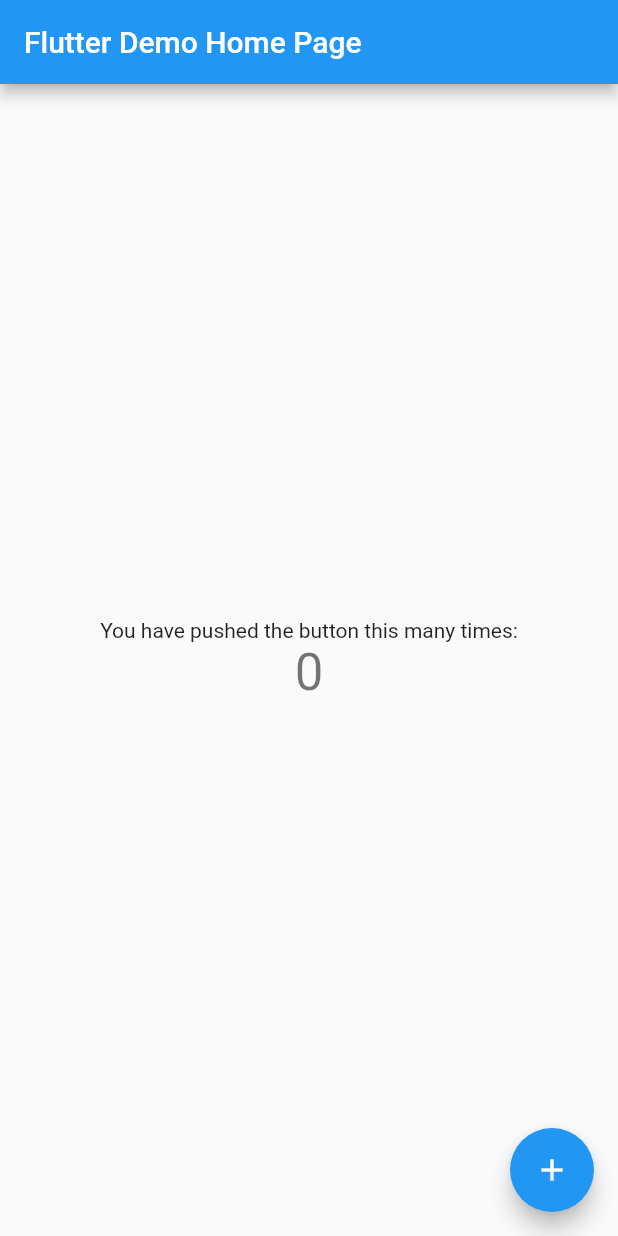
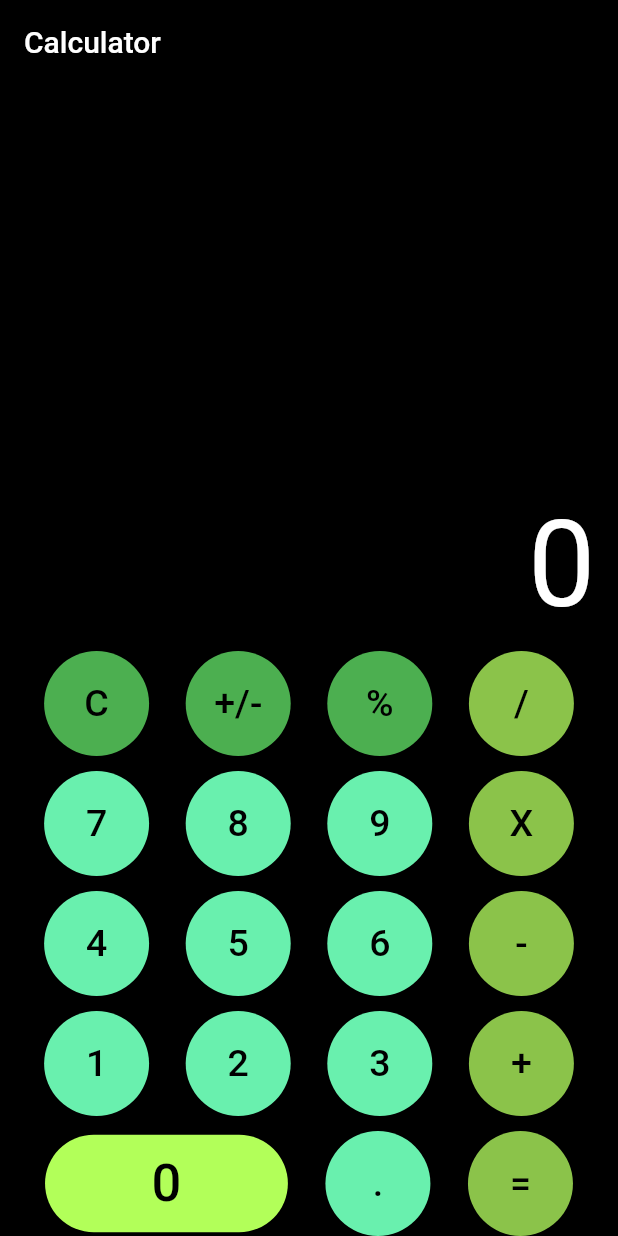
Before and after one commit to samplussam/calculatorApp, a Flutter app: the screen it shows after launch, on a phone screen of 412 x 824 dp. Run offline on Flutter 3.47's test engine with Material 2 defaults, Android fonts, the phone set to English and light mode, and no system bars.

Commit message:
Finished UI

```diff
--- /dev/null
+++ b/lib/calculator.dart
@@ -0,0 +1,108 @@
+// ignore_for_file: prefer_const_constructors
+
+import 'package:calculator/main.dart';
+import 'package:flutter/material.dart';
+import 'package:flutter/src/widgets/container.dart';
+import 'package:flutter/src/widgets/framework.dart';
+
+class Calculator extends StatefulWidget {
+  const Calculator({super.key});
+
+  @override
+  State<Calculator> createState() => _CalculatorState();
+}
+
+class _CalculatorState extends State<Calculator> {
+  Widget numButton(String btnText, Color btnColour, Color txtColour) {
+    return ElevatedButton(
+      onPressed: () => {},
+      style: ElevatedButton.styleFrom(
+        fixedSize: Size(70, 70),
+        backgroundColor: btnColour,
+        shape: CircleBorder(),
+      ),
+      child: Text(
+        btnText,
+        style: TextStyle(fontSize: 25, color: txtColour),
+      ),
+    );
+  }
+
+  @override
+  Widget build(BuildContext context) {
+    return Scaffold(
+      backgroundColor: Colors.black,
+      appBar: AppBar(
+        title: Text("Calculator"),
+        backgroundColor: Colors.black,
+      ),
+      body: Padding(
+        padding: EdgeInsets.symmetric(horizontal: 5),
+        child: Column(
+          mainAxisAlignment: MainAxisAlignment.end,
+          children: [
+            Row(
+              mainAxisAlignment: MainAxisAlignment.end,
+              children: const [
+                Padding(
+                  padding: EdgeInsets.all(10.0),
+                  child: Text(
+                    "0",
+                    textAlign: TextAlign.left,
+                    style: TextStyle(color: Colors.white, fontSize: 80),
+                  ),
+                ),
+              ],
+            ),
+            Row(mainAxisAlignment: MainAxisAlignment.spaceEvenly, children: [
+              numButton("C", Colors.green, Colors.black),
+              numButton("+/-", Colors.green, Colors.black),
+              numButton("%", Colors.green, Colors.black),
+              numButton("/", Colors.lightGreen, Colors.black),
+            ]),
+            SizedBox(height: 10),
+            Row(mainAxisAlignment: MainAxisAlignment.spaceEvenly, children: [
+              numButton("7", Colors.greenAccent, Colors.black),
+              numButton("8", Colors.greenAccent, Colors.black),
+              numButton("9", Colors.greenAccent, Colors.black),
+              numButton("X", Colors.lightGreen, Colors.black),
+            ]),
+            SizedBox(height: 10),
+            Row(mainAxisAlignment: MainAxisAlignment.spaceEvenly, children: [
+              numButton("4", Colors.greenAccent, Colors.black),
+              numButton("5", Colors.greenAccent, Colors.black),
+              numButton("6", Colors.greenAccent, Colors.black),
+              numButton("-", Colors.lightGreen, Colors.black),
+            ]),
+            SizedBox(height: 10),
+            Row(mainAxisAlignment: MainAxisAlignment.spaceEvenly, children: [
+              numButton("1", Colors.greenAccent, Colors.black),
+              numButton("2", Colors.greenAccent, Colors.black),
+              numButton("3", Colors.greenAccent, Colors.black),
+              numButton("+", Colors.lightGreen, Colors.black),
+            ]),
+            SizedBox(height: 10),
+            Row(mainAxisAlignment: MainAxisAlignment.spaceEvenly, children: [
+              ElevatedButton(
+                onPressed: (() => {}),
+                style: ElevatedButton.styleFrom(
+                  shape: StadiumBorder(),
+                  backgroundColor: (Colors.lightGreenAccent),
+                ),
+                child: Padding(
+                  padding: EdgeInsets.fromLTRB(55, 12, 55, 12),
+                  child: Text(
+                    "0",
+                    style: TextStyle(fontSize: 35, color: Colors.black),
+                  ),
+                ),
+              ),
+              numButton(".", Colors.greenAccent, Colors.black),
+              numButton("=", Colors.lightGreen, Colors.black),
+            ]),
+          ],
+        ),
+      ),
+    );
+  }
+}
--- a/lib/main.dart
+++ b/lib/main.dart
@@ -1,4 +1,6 @@
 import 'package:flutter/material.dart';
+
+import 'calculator.dart';
 
 void main() {
   runApp(const MyApp());
@@ -7,109 +9,15 @@ void main() {
 class MyApp extends StatelessWidget {
   const MyApp({super.key});
 
-  // This widget is the root of your application.
   @override
   Widget build(BuildContext context) {
     return MaterialApp(
+      debugShowCheckedModeBanner: false,
       title: 'Flutter Demo',
       theme: ThemeData(
-        // This is the theme of your application.
-        //
-        // Try running your application with "flutter run". You'll see the
-        // application has a blue toolbar. Then, without quitting the app, try
-        // changing the primarySwatch below to Colors.green and then invoke
-        // "hot reload" (press "r" in the console where you ran "flutter run",
-        // or simply save your changes to "hot reload" in a Flutter IDE).
-        // Notice that the counter didn't reset back to zero; the application
-        // is not restarted.
         primarySwatch: Colors.blue,
       ),
-      home: const MyHomePage(title: 'Flutter Demo Home Page'),
+      home: const Calculator(),
     );
   }
 }
-
-class MyHomePage extends StatefulWidget {
-  const MyHomePage({super.key, required this.title});
-
-  // This widget is the home page of your application. It is stateful, meaning
-  // that it has a State object (defined below) that contains fields that affect
-  // how it looks.
-
-  // This class is the configuration for the state. It holds the values (in this
-  // case the title) provided by the parent (in this case the App widget) and
-  // used by the build method of the State. Fields in a Widget subclass are
-  // always marked "final".
-
-  final String title;
-
-  @override
-  State<MyHomePage> createState() => _MyHomePageState();
-}
-
-class _MyHomePageState extends State<MyHomePage> {
-  int _counter = 0;
-
-  void _incrementCounter() {
-    setState(() {
-      // This call to setState tells the Flutter framework that something has
-      // changed in this State, which causes it to rerun the build method below
-      // so that the display can reflect the updated values. If we changed
-      // _counter without calling setState(), then the build method would not be
-      // called again, and so nothing would appear to happen.
-      _counter++;
-    });
-  }
-
-  @override
-  Widget build(BuildContext context) {
-    // This method is rerun every time setState is called, for instance as done
-    // by the _incrementCounter method above.
-    //
-    // The Flutter framework has been optimized to make rerunning build methods
-    // fast, so that you can just rebuild anything that needs updating rather
-    // than having to individually change instances of widgets.
-    return Scaffold(
-      appBar: AppBar(
-        // Here we take the value from the MyHomePage object that was created by
-        // the App.build method, and use it to set our appbar title.
-        title: Text(widget.title),
-      ),
-      body: Center(
-        // Center is a layout widget. It takes a single child and positions it
-        // in the middle of the parent.
-        child: Column(
-          // Column is also a layout widget. It takes a list of children and
-          // arranges them vertically. By default, it sizes itself to fit its
-          // children horizontally, and tries to be as tall as its parent.
-          //
-          // Invoke "debug painting" (press "p" in the console, choose the
-          // "Toggle Debug Paint" action from the Flutter Inspector in Android
-          // Studio, or the "Toggle Debug Paint" command in Visual Studio Code)
-          // to see the wireframe for each widget.
-          //
-          // Column has various properties to control how it sizes itself and
-          // how it positions its children. Here we use mainAxisAlignment to
-          // center the children vertically; the main axis here is the vertical
-          // axis because Columns are vertical (the cross axis would be
-          // horizontal).
-          mainAxisAlignment: MainAxisAlignment.center,
-          children: <Widget>[
-            const Text(
-              'You have pushed the button this many times:',
-            ),
-            Text(
-              '$_counter',
-              style: Theme.of(context).textTheme.headline4,
-            ),
-          ],
-        ),
-      ),
-      floatingActionButton: FloatingActionButton(
-        onPressed: _incrementCounter,
-        tooltip: 'Increment',
-        child: const Icon(Icons.add),
-      ), // This trailing comma makes auto-formatting nicer for build methods.
-    );
-  }
-}
```
